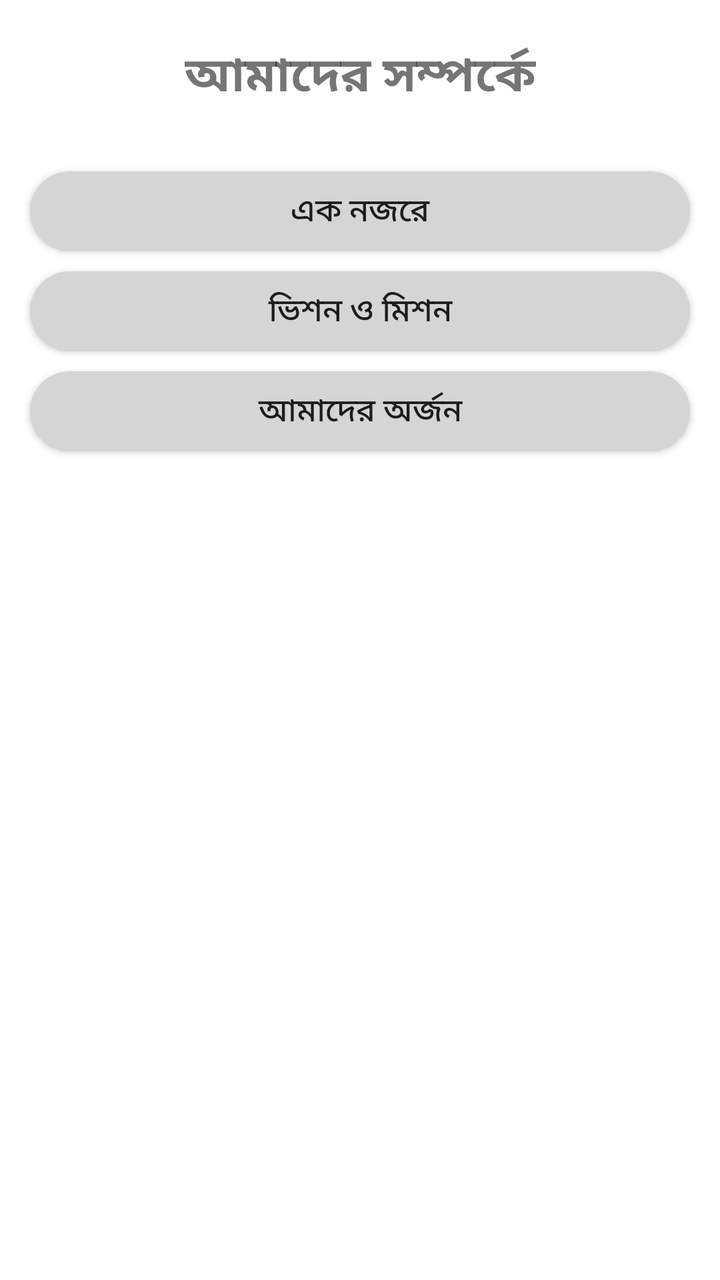
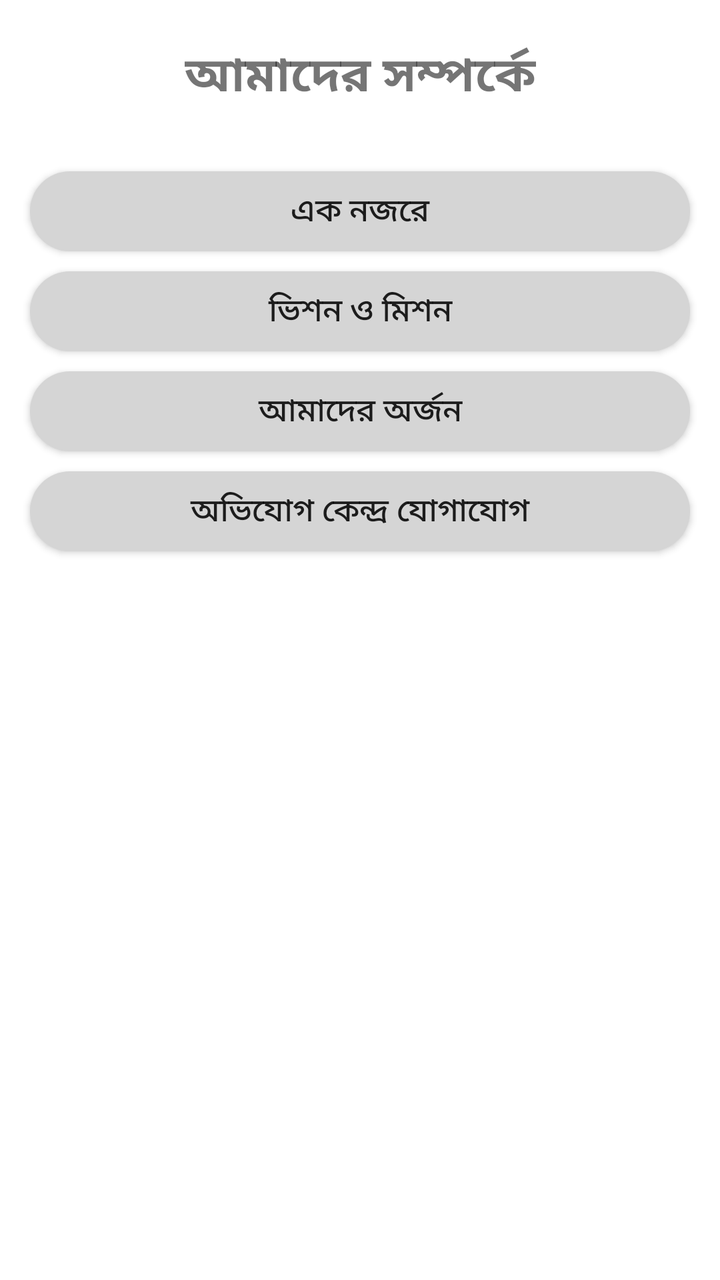

Before-and-after screenshots of an Android layout around one commit, followed by the original layout XML and the change that was made.
<!-- AndroidManifest.xml: application theme Theme.NatorePBS2 -->
<!-- res/layout/activity_about_us.xml -->
<?xml version="1.0" encoding="utf-8"?>
<androidx.constraintlayout.widget.ConstraintLayout xmlns:android="http://schemas.android.com/apk/res/android"
    xmlns:app="http://schemas.android.com/apk/res-auto"
    xmlns:tools="http://schemas.android.com/tools"
    android:layout_width="match_parent"
    android:layout_height="match_parent">

    <TextView
        android:id="@+id/textView"
        android:layout_width="wrap_content"
        android:layout_height="wrap_content"
        android:layout_marginTop="20dp"
        android:text="@string/about"
        android:textAlignment="center"
        android:textSize="24sp"
        android:textStyle="bold"
        app:layout_constraintEnd_toEndOf="parent"
        app:layout_constraintStart_toStartOf="parent"
        app:layout_constraintTop_toTopOf="parent" />

    <androidx.core.widget.NestedScrollView
        android:layout_width="0dp"
        android:layout_height="0dp"
        app:layout_constraintHeight_percent="0.8"
        android:fillViewport="true"
        android:layout_marginTop="20dp"
        app:layout_constraintEnd_toEndOf="parent"
        app:layout_constraintStart_toStartOf="parent"
        app:layout_constraintTop_toBottomOf="@id/textView">

        <androidx.constraintlayout.widget.ConstraintLayout
            android:layout_width="match_parent"
            android:layout_height="wrap_content"
            android:layout_marginHorizontal="5dp"
            android:orientation="vertical">

            <androidx.appcompat.widget.AppCompatButton
                android:id="@+id/atAGlanceBtn"
                style="@style/menu_button"
                android:text="@string/at_a_glance"
                app:layout_constraintTop_toTopOf="parent"
                app:layout_constraintStart_toStartOf="parent"/>

            <androidx.appcompat.widget.AppCompatButton
                android:id="@+id/visionMissionBtn"
                style="@style/menu_button"
                android:text="@string/vision_mission"
                app:layout_constraintTop_toBottomOf="@id/atAGlanceBtn"
                app:layout_constraintStart_toStartOf="parent"/>

            <androidx.appcompat.widget.AppCompatButton
                android:id="@+id/achievementBtn"
                style="@style/menu_button"
                android:text="@string/achievement"
                app:layout_constraintTop_toBottomOf="@id/visionMissionBtn"
                app:layout_constraintStart_toStartOf="parent"/>
        </androidx.constraintlayout.widget.ConstraintLayout>

    </androidx.core.widget.NestedScrollView>
</androidx.constraintlayout.widget.ConstraintLayout>
<!-- resources referenced by this layout -->
<resources>
  <string name="about">আমাদের সম্পর্কে</string>
  <string name="achievement">আমাদের অর্জন</string>
  <string name="at_a_glance">এক নজরে</string>
  <string name="vision_mission">ভিশন ও মিশন</string>
  <style name="menu_button">
          <item name="android:layout_width">match_parent</item>
          <item name="android:layout_height">@dimen/menu_height</item>
          <item name="android:background">@drawable/home_item_bg</item>
          <item name="android:layout_margin">@dimen/menu_margin</item>
          <item name="android:textSize">@dimen/menu_title_text_size</item>
          <item name="android:textAlignment">center</item>
      </style>
  <style name="Theme.NatorePBS2" parent="Theme.MaterialComponents.DayNight.DarkActionBar">
          
          <item name="colorPrimary">@color/purple_500</item>
          <item name="colorPrimaryVariant">@color/purple_700</item>
          <item name="colorOnPrimary">@color/white</item>
          
          <item name="colorSecondary">@color/teal_200</item>
          <item name="colorSecondaryVariant">@color/teal_700</item>
          <item name="colorOnSecondary">@color/black</item>
          
          <item name="android:statusBarColor" tools:targetApi="l">?attr/colorPrimaryVariant</item>
          
      </style>
  <dimen name="menu_height">40dp</dimen>
  <!-- drawable home_item_bg (drawable) -->
  <?xml version="1.0" encoding="utf-8"?>
  <shape xmlns:android="http://schemas.android.com/apk/res/android">
      <corners android:radius="20dp" />
      <solid android:color="@color/item_background"/>
  </shape>
  <dimen name="menu_margin">10dp</dimen>
  <dimen name="menu_title_text_size">16sp</dimen>
  <color name="purple_500">#FF6200EE</color>
  <color name="purple_700">#FF3700B3</color>
  <color name="white">#FFFFFFFF</color>
  <color name="teal_200">#FF03DAC5</color>
  <color name="teal_700">#FF018786</color>
  <color name="black">#FF000000</color>
  <color name="item_background">#D5D5D5</color>
</resources>

<!-- the commit's change to res/layout/activity_about_us.xml (unified diff, before → after) -->
@@ -7,13 +7,8 @@
 
     <TextView
         android:id="@+id/textView"
-        android:layout_width="wrap_content"
-        android:layout_height="wrap_content"
-        android:layout_marginTop="20dp"
+        style="@style/page_title"
         android:text="@string/about"
-        android:textAlignment="center"
-        android:textSize="24sp"
-        android:textStyle="bold"
         app:layout_constraintEnd_toEndOf="parent"
         app:layout_constraintStart_toStartOf="parent"
         app:layout_constraintTop_toTopOf="parent" />
@@ -54,6 +49,13 @@
                 android:text="@string/achievement"
                 app:layout_constraintTop_toBottomOf="@id/visionMissionBtn"
                 app:layout_constraintStart_toStartOf="parent"/>
+
+            <androidx.appcompat.widget.AppCompatButton
+                android:id="@+id/complainCentreBtn"
+                style="@style/menu_button"
+                android:text="@string/complain_centre"
+                app:layout_constraintTop_toBottomOf="@id/achievementBtn"
+                app:layout_constraintStart_toStartOf="parent"/>
         </androidx.constraintlayout.widget.ConstraintLayout>
 
     </androidx.core.widget.NestedScrollView>
<!-- resource entries referenced after the edit -->
@@ -3,6 +3,7 @@
   <string name="about">আমাদের সম্পর্কে</string>
   <string name="achievement">আমাদের অর্জন</string>
   <string name="at_a_glance">এক নজরে</string>
+  <string name="complain_centre">অভিযোগ কেন্দ্র যোগাযোগ</string>
   <string name="vision_mission">ভিশন ও মিশন</string>
   <style name="menu_button">
           <item name="android:layout_width">match_parent</item>
@@ -11,6 +12,16 @@
           <item name="android:layout_margin">@dimen/menu_margin</item>
           <item name="android:textSize">@dimen/menu_title_text_size</item>
           <item name="android:textAlignment">center</item>
+      </style>
+  <style name="page_title">
+          <item name="android:layout_width">wrap_content</item>
+          <item name="android:layout_height">wrap_content</item>
+          <item name="android:layout_marginTop">@dimen/page_margin_top</item>
+          <item name="android:textSize">@dimen/page_title_text_size</item>
+          <item name="android:textAlignment">center</item>
+          <item name="android:ellipsize">end</item>
+          <item name="android:text" />
+          <item name="android:textStyle">bold</item>
       </style>
   <style name="Theme.NatorePBS2" parent="Theme.MaterialComponents.DayNight.DarkActionBar">
           
@@ -34,6 +45,8 @@
   </shape>
   <dimen name="menu_margin">10dp</dimen>
   <dimen name="menu_title_text_size">16sp</dimen>
+  <dimen name="page_margin_top">20dp</dimen>
+  <dimen name="page_title_text_size">24sp</dimen>
   <color name="purple_500">#FF6200EE</color>
   <color name="purple_700">#FF3700B3</color>
   <color name="white">#FFFFFFFF</color>
